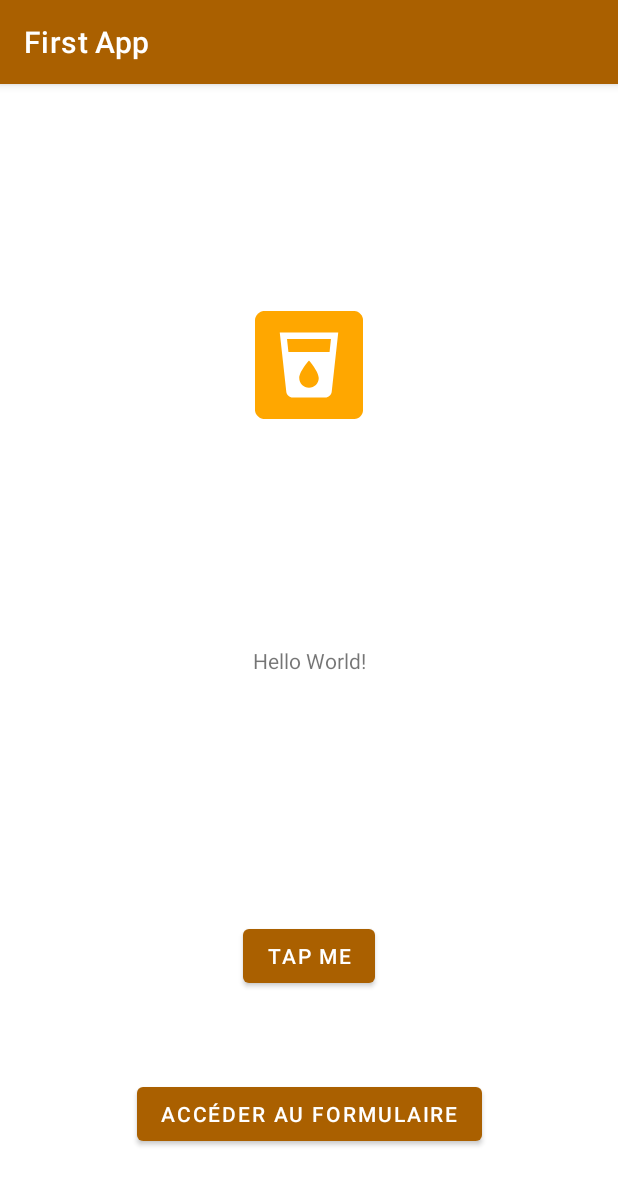
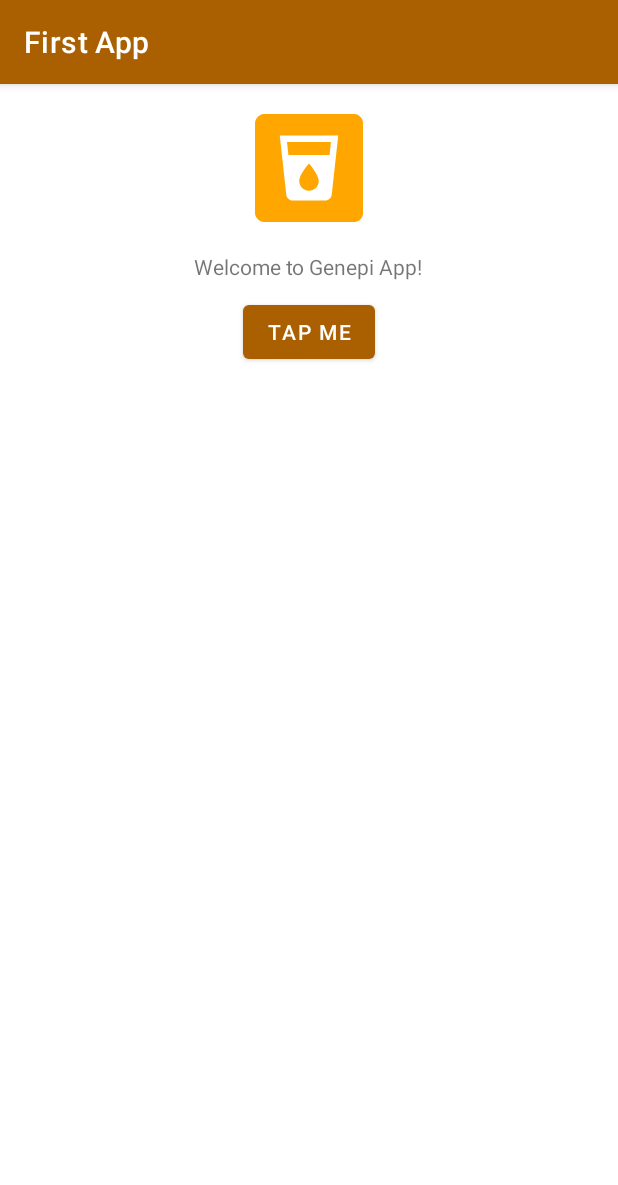
Before and after one commit to NANS05/Genepi, an Android app: the screen it shows after launch (MainActivity), on a phone screen of 412 x 824 dp. Shown: the top 1185 px of the screen. Run offline under Robolectric (Android 15) with nearby library versions, the light colour scheme and no system bars.

Commit message:
Mise au propre master avant création form

```diff
--- a/app/src/main/java/com/example/genepi/MainActivity.kt
+++ b/app/src/main/java/com/example/genepi/MainActivity.kt
@@ -15,11 +15,6 @@ class MainActivity : AppCompatActivity() {
         button.setOnClickListener {
             Toast.makeText(this, R.string.text_toast, Toast.LENGTH_LONG).show()
         }
-
-        var buttonForm = findViewById<Button>(R.id.buttonForm)
-        buttonForm.setOnClickListener {
-            setContentView(R.layout.formulaire)
-        }
     }
 
     override fun onStart() {
--- a/app/src/main/res/layout/activity_main.xml
+++ b/app/src/main/res/layout/activity_main.xml
@@ -1,52 +1,40 @@
 <?xml version="1.0" encoding="utf-8"?>
-<androidx.constraintlayout.widget.ConstraintLayout
+<LinearLayout
         xmlns:android="http://schemas.android.com/apk/res/android"
         xmlns:tools="http://schemas.android.com/tools"
-        xmlns:app="http://schemas.android.com/apk/res-auto"
+
+        android:orientation="vertical"
         android:layout_width="match_parent"
         android:layout_height="match_parent"
         tools:context=".MainActivity">
 
     <ImageView
+            android:id="@+id/imageView"
+            android:src="@mipmap/ic_launcher"
+
             android:layout_width="wrap_content"
             android:layout_height="wrap_content"
-            android:src="@mipmap/ic_launcher"
-            android:id="@+id/imageView"
-            app:layout_constraintTop_toTopOf="parent"
-            app:layout_constraintBottom_toTopOf="@+id/text"
-            app:layout_constraintStart_toStartOf="parent"
-            app:layout_constraintEnd_toEndOf="parent"/>
+            android:layout_margin="20dp"
+            android:layout_gravity="center_horizontal"
+    />
 
     <TextView
             android:id="@+id/text"
+            android:text="@string/text_hello"
+
             android:layout_width="wrap_content"
             android:layout_height="wrap_content"
-            android:text="@string/text_hello"
-            app:layout_constraintTop_toTopOf="parent"
-            app:layout_constraintBottom_toBottomOf="parent"
-            app:layout_constraintStart_toStartOf="parent"
-            app:layout_constraintEnd_toEndOf="parent"/>
+            android:layout_gravity="center_horizontal"
+    />
 
     <Button
             android:id="@+id/button"
             android:text="@string/text_button_toast"
+
             android:layout_width="wrap_content"
             android:layout_height="wrap_content"
-            app:layout_constraintTop_toBottomOf="@id/text"
-            app:layout_constraintBottom_toBottomOf="parent"
-            app:layout_constraintStart_toStartOf="parent"
-            app:layout_constraintEnd_toEndOf="parent"/>
+            android:layout_margin="10dp"
+            android:layout_gravity="center_horizontal"
+    />
 
-    <Button
-            android:id="@+id/buttonForm"
-            android:text="@string/text_button_form"
-            android:layout_width="wrap_content"
-            android:layout_height="wrap_content"
-            app:layout_constraintTop_toBottomOf="@id/button"
-            app:layout_constraintBottom_toBottomOf="parent"
-            app:layout_constraintStart_toStartOf="parent"
-            app:layout_constraintEnd_toEndOf="parent"/>
-
-
-
-</androidx.constraintlayout.widget.ConstraintLayout>
+</LinearLayout>
--- a/app/src/main/res/layout/formulaire.xml
+++ /dev/null
@@ -1,7 +0,0 @@
-<?xml version="1.0" encoding="utf-8"?>
-<androidx.constraintlayout.widget.ConstraintLayout
-        xmlns:android="http://schemas.android.com/apk/res/android"
-       android:layout_width="match_parent"
-       android:layout_height="match_parent">
-
-</androidx.constraintlayout.widget.ConstraintLayout>
--- a/app/src/main/res/values/strings.xml
+++ b/app/src/main/res/values/strings.xml
@@ -1,7 +1,6 @@
 <resources>
     <string name="app_name">First App</string>
-    <string name="text_hello">Hello World!</string>
+    <string name="text_hello">Welcome to Genepi App!</string>
     <string name="text_button_toast">Tap me</string>
-    <string name="text_button_form">Accéder au formulaire</string>
     <string name="text_toast">The Toast</string>
 </resources>
```
Also changed, not shown: 1 other file.
